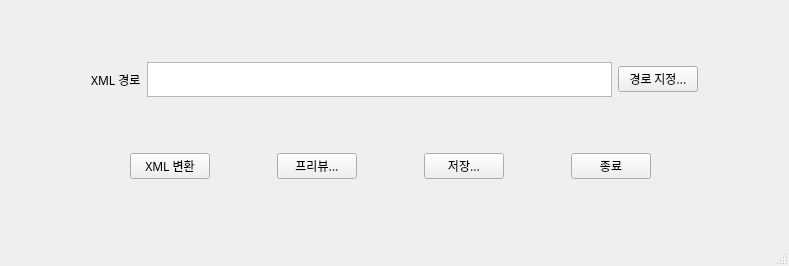
Qt form ui/main_window.ui (Jo-Eunsu/auto-funny-subtitle) before a commit.
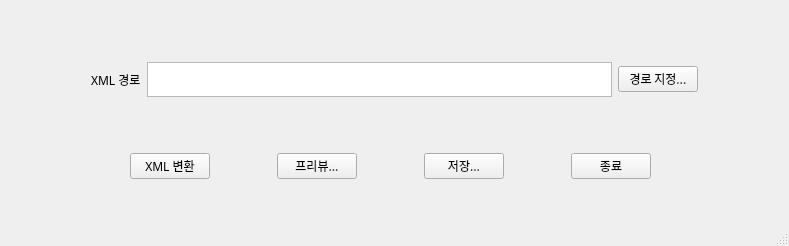
The same form after that commit.

Commit message: ui 목업 제작

```diff
--- a/ui/main_window.ui
+++ b/ui/main_window.ui
@@ -7,7 +7,7 @@
     <x>0</x>
     <y>0</y>
     <width>789</width>
-    <height>266</height>
+    <height>246</height>
    </rect>
   </property>
   <property name="sizePolicy">
```
The commit also changes 2 other files.
